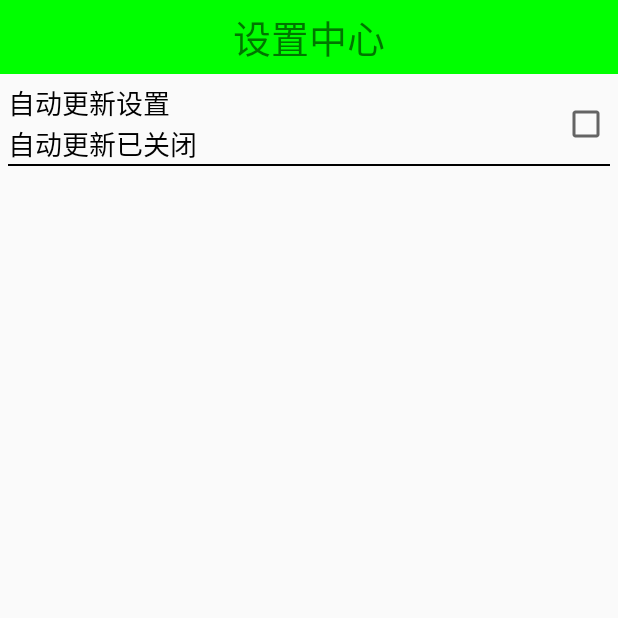
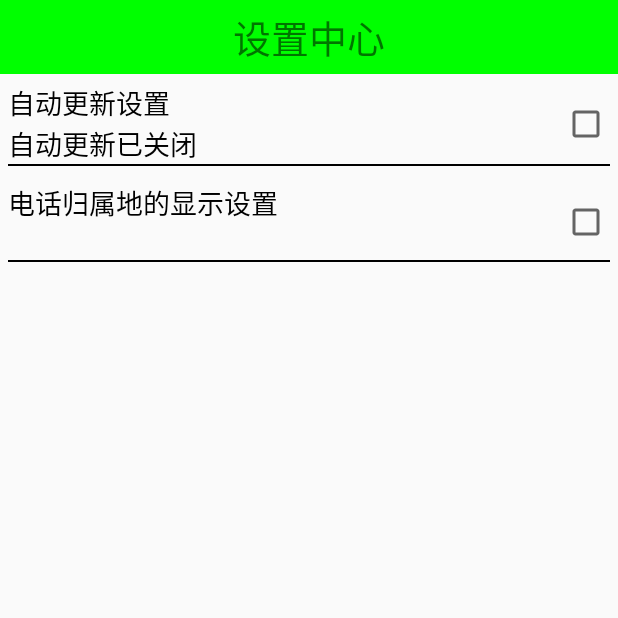
Before and after one commit to anwangwang/MobileSecurityGuards, an Android app: the SettingActivity screen opened directly, with no data from a screen before it, on a phone screen of 412 x 824 dp, the top half of it. Run offline under Robolectric (Android 15) with nearby library versions, the phone set to English and light mode, and no system bars.

Commit message:
自定义控件属性的使用过程 1.命名空间 2.获取自定义属性值 3.将获取到的属性值赋值给控件

```diff
--- a/app/src/main/java/com/awwhome/mobilesecurityguards/utils/ConstantValue.java
+++ b/app/src/main/java/com/awwhome/mobilesecurityguards/utils/ConstantValue.java
@@ -10,4 +10,5 @@ public class ConstantValue {
      * 是否开启自动更新的key
      */
     public static final String OPEN_UPDATE = "open_update";
+    public static final String NAMESPACE = "http://schemas.android.com/apk/res-auto";
 }
--- a/app/src/main/java/com/awwhome/mobilesecurityguards/widget/SettingItemView.java
+++ b/app/src/main/java/com/awwhome/mobilesecurityguards/widget/SettingItemView.java
@@ -8,6 +8,7 @@ import android.widget.RelativeLayout;
 import android.widget.TextView;
 
 import com.awwhome.mobilesecurityguards.R;
+import com.awwhome.mobilesecurityguards.utils.ConstantValue;
 
 /**
  * 设置中心条目View
@@ -18,6 +19,9 @@ public class SettingItemView extends RelativeLayout {
     private CheckBox cb_box;
     private TextView tv_title;
     private TextView tv_desc;
+    private String desOff;
+    private String desOn;
+    private String desTitle;
 
     public SettingItemView(Context context) {
         this(context, null);
@@ -32,13 +36,30 @@ public class SettingItemView extends RelativeLayout {
 
         // 将布局文件转化为View对象
         // 第三个参数，需要将布局文件挂载到当前SettingItemView布局中
-        View view = View.inflate(context, R.layout.setting_item_view, this);
-
+        View.inflate(context, R.layout.setting_item_view, this);
+       /* View view = View.inflate(context, R.layout.setting_item_view, null);
+        this.addView(view);*/
         // findViewById 这里可以直接使用findViewById获取控件，
         // 是因为已经将布局setting_item_view挂载到了当前的SettingItemView布局中
         tv_title = (TextView) findViewById(R.id.tv_title);
         tv_desc = (TextView) findViewById(R.id.tv_desc);
         cb_box = (CheckBox) findViewById(R.id.cb_box);
+
+        initAttrs(attrs);
+        // 将自定义属性的值获取到以后赋值给控件
+        tv_title.setText(desTitle);
+    }
+
+    /**
+     * 初始化属性集合
+     *
+     * @param attrs 构造方法中维护好的属性集合（自定义属性的集合）
+     */
+    private void initAttrs(AttributeSet attrs) {
+
+        desOff = attrs.getAttributeValue(ConstantValue.NAMESPACE, "desOff");
+        desOn = attrs.getAttributeValue(ConstantValue.NAMESPACE, "desOn");
+        desTitle = attrs.getAttributeValue(ConstantValue.NAMESPACE, "desTitle");
 
     }
 
@@ -64,10 +85,12 @@ public class SettingItemView extends RelativeLayout {
 
         if (isCheck) {
             // 选中
-            tv_desc.setText("自动更新已开启");
+//            tv_desc.setText("自动更新已开启");
+            tv_desc.setText(desOn);
         } else {
             // 未选中
-            tv_desc.setText("自动更新已关闭");
+//            tv_desc.setText("自动更新已关闭");
+            tv_desc.setText(desOff);
         }
     }
 
--- a/app/src/main/res/layout/activity_setting.xml
+++ b/app/src/main/res/layout/activity_setting.xml
@@ -1,5 +1,6 @@
 <?xml version="1.0" encoding="utf-8"?>
 <LinearLayout xmlns:android="http://schemas.android.com/apk/res/android"
+    xmlns:mobilesafe="http://schemas.android.com/apk/res-auto"
     android:layout_width="match_parent"
     android:layout_height="match_parent"
     android:orientation="vertical">
@@ -11,47 +12,21 @@
         android:layout_alignParentTop="true"
         android:text="设置中心" />
 
-    <!--<RelativeLayout
-        android:layout_width="match_parent"
-        android:layout_height="wrap_content"
-        android:padding="5dp">
-
-        <TextView
-            android:id="@+id/tv_title"
-            android:layout_width="wrap_content"
-            android:layout_height="wrap_content"
-            android:text="自动更新设置"
-            android:textColor="#000"
-            android:textSize="18sp" />
-
-        <TextView
-            android:id="@+id/tv_desc"
-            android:layout_width="wrap_content"
-            android:layout_height="wrap_content"
-            android:layout_below="@id/tv_title"
-            android:text="自动更新已关闭"
-            android:textColor="#000"
-            android:textSize="18sp" />
-
-        <CheckBox
-            android:id="@+id/cb_box"
-            android:layout_width="wrap_content"
-            android:layout_height="wrap_content"
-            android:layout_alignParentRight="true"
-            android:layout_centerVertical="true" />
-
-        <View
-            android:layout_width="match_parent"
-            android:layout_height="1dp"
-            android:layout_below="@id/tv_desc"
-            android:background="#000" />
-
-    </RelativeLayout>-->
 
     <com.awwhome.mobilesecurityguards.widget.SettingItemView
         android:id="@+id/siv_update"
         android:layout_width="match_parent"
-        android:layout_height="wrap_content" />
+        android:layout_height="wrap_content"
+        mobilesafe:desOff="自动更新已关闭"
+        mobilesafe:desOn="自动更新已开启"
+        mobilesafe:desTitle="自动更新设置" />
+
+    <com.awwhome.mobilesecurityguards.widget.SettingItemView
+        android:layout_width="match_parent"
+        android:layout_height="wrap_content"
+        mobilesafe:desOff="自动更新已关闭"
+        mobilesafe:desOn="自动更新已开启"
+        mobilesafe:desTitle="电话归属地的显示设置" />
 
 
 </LinearLayout>
--- a/app/src/main/res/layout/setting_item_view.xml
+++ b/app/src/main/res/layout/setting_item_view.xml
@@ -8,7 +8,6 @@
         android:id="@+id/tv_title"
         android:layout_width="wrap_content"
         android:layout_height="wrap_content"
-        android:text="自动更新设置"
         android:textColor="#000"
         android:textSize="18sp" />
 
@@ -17,7 +16,6 @@
         android:layout_width="wrap_content"
         android:layout_height="wrap_content"
         android:layout_below="@id/tv_title"
-        android:text="自动更新已关闭"
         android:textColor="#000"
         android:textSize="18sp" />
 
```
